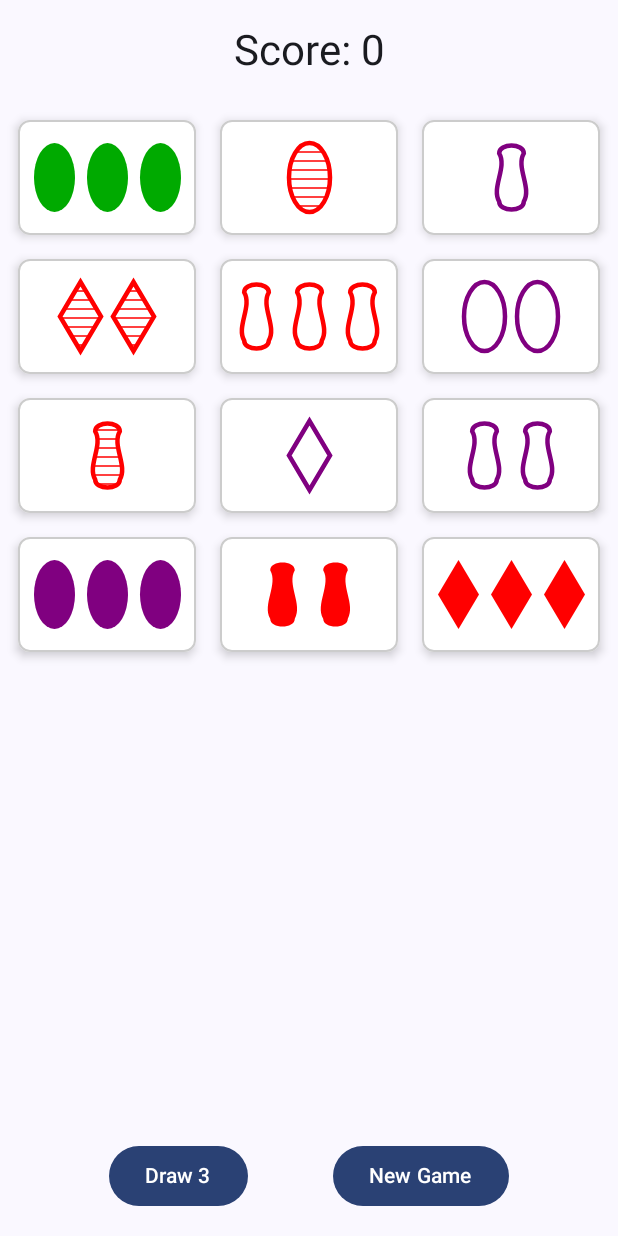
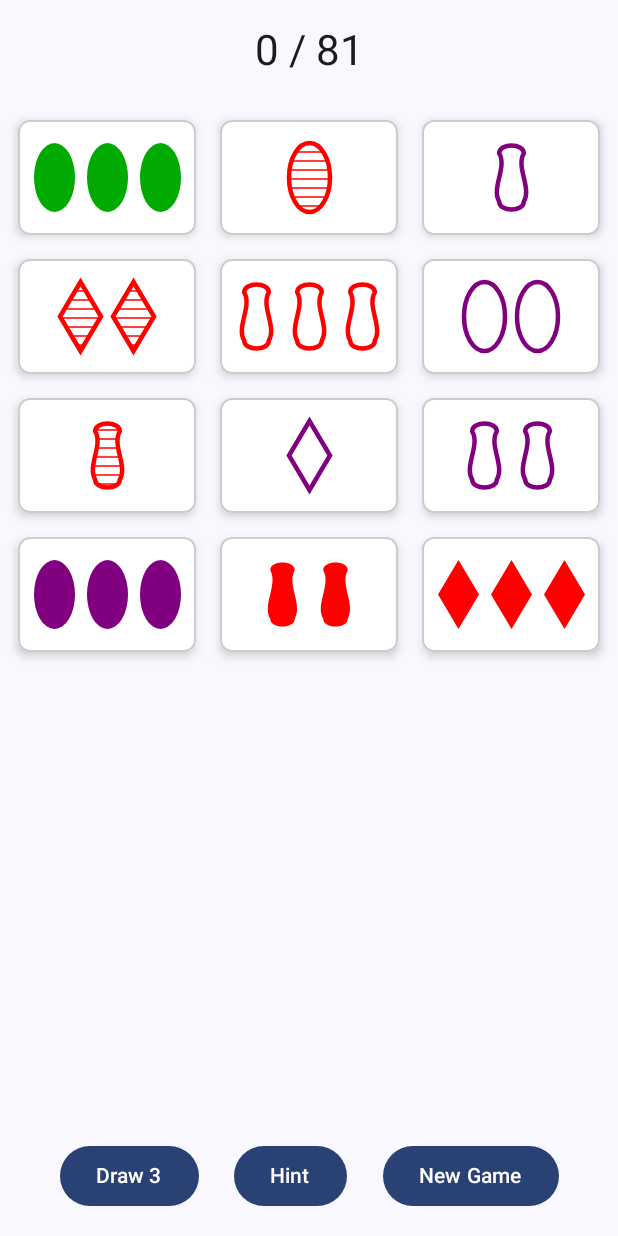
Before and after one commit to tushin/set, an Android app built with Jetpack Compose: the screen it shows after launch (MainActivity), on a phone screen of 412 x 824 dp. Run offline under Robolectric (Android 15) with nearby library versions, the light colour scheme and no system bars.

Commit message:
Add shake animation, progress display, and hint feature

```diff
--- a/app/src/main/java/com/sully/checklist/ui/CardComposables.kt
+++ b/app/src/main/java/com/sully/checklist/ui/CardComposables.kt
@@ -42,10 +42,16 @@ fun SetCardView(
         card: SetCard,
         isSelected: Boolean,
         onClick: () -> Unit,
-        modifier: Modifier = Modifier
+        modifier: Modifier = Modifier,
+        isHinted: Boolean = false
 ) {
-    val borderColor = if (isSelected) Color.Blue else Color.LightGray
-    val borderWidth = if (isSelected) 3.dp else 1.dp
+    val borderColor =
+            when {
+                isSelected -> Color.Blue
+                isHinted -> Color.Yellow // or Color(0xFFFFD700) for Gold
+                else -> Color.LightGray
+            }
+    val borderWidth = if (isSelected || isHinted) 3.dp else 1.dp
 
     Surface(
             modifier =
--- a/app/src/main/java/com/sully/checklist/ui/GameScreen.kt
+++ b/app/src/main/java/com/sully/checklist/ui/GameScreen.kt
@@ -1,5 +1,7 @@
 package com.sully.checklist.ui
 
+import androidx.compose.animation.core.Animatable
+import androidx.compose.animation.core.tween
 import androidx.compose.foundation.layout.Arrangement
 import androidx.compose.foundation.layout.Column
 import androidx.compose.foundation.layout.PaddingValues
@@ -17,18 +19,40 @@ import androidx.compose.material3.MaterialTheme
 import androidx.compose.material3.Scaffold
 import androidx.compose.material3.Text
 import androidx.compose.runtime.Composable
+import androidx.compose.runtime.LaunchedEffect
 import androidx.compose.runtime.collectAsState
 import androidx.compose.runtime.getValue
+import androidx.compose.runtime.remember
 import androidx.compose.ui.Alignment
 import androidx.compose.ui.Modifier
+import androidx.compose.ui.graphics.graphicsLayer
 import androidx.compose.ui.unit.dp
 import androidx.lifecycle.viewmodel.compose.viewModel
+import kotlinx.coroutines.flow.collectLatest
 
 @Composable
 fun GameScreen(viewModel: GameViewModel = viewModel()) {
     val board by viewModel.board.collectAsState()
     val selectedCards by viewModel.selectedCards.collectAsState()
     val score by viewModel.score.collectAsState()
+    val hintCards by viewModel.hintCards.collectAsState()
+
+    val shakeOffset = remember { Animatable(0f) }
+
+    LaunchedEffect(Unit) {
+        viewModel.effects.collectLatest { effect ->
+            when (effect) {
+                GameEffect.ShowError -> {
+                    // Simple shake animation
+                    for (i in 0..2) {
+                        shakeOffset.animateTo(10f, animationSpec = tween(50))
+                        shakeOffset.animateTo(-10f, animationSpec = tween(50))
+                    }
+                    shakeOffset.animateTo(0f, animationSpec = tween(50))
+                }
+            }
+        }
+    }
 
     Scaffold(
             modifier = Modifier.statusBarsPadding(),
@@ -37,7 +61,12 @@ fun GameScreen(viewModel: GameViewModel = viewModel()) {
                         modifier = Modifier.fillMaxWidth().padding(16.dp),
                         horizontalArrangement = Arrangement.Center,
                         verticalAlignment = Alignment.CenterVertically
-                ) { Text(text = "Score: $score", style = MaterialTheme.typography.headlineMedium) }
+                ) {
+                    Text(
+                            text = "${score * 3} / 81",
+                            style = MaterialTheme.typography.headlineMedium
+                    )
+                }
             },
             bottomBar = {
                 Row(
@@ -50,6 +79,7 @@ fun GameScreen(viewModel: GameViewModel = viewModel()) {
                             onClick = { viewModel.onDraw3Clicked() },
                             enabled = deckSize > 0 && board.size < 15
                     ) { Text("Draw 3") }
+                    Button(onClick = { viewModel.onHintClicked() }) { Text("Hint") }
                     Button(onClick = { viewModel.startNewGame() }) { Text("New Game") }
                 }
             }
@@ -60,12 +90,14 @@ fun GameScreen(viewModel: GameViewModel = viewModel()) {
                     contentPadding = PaddingValues(8.dp),
                     verticalArrangement = Arrangement.spacedBy(8.dp),
                     horizontalArrangement = Arrangement.spacedBy(8.dp),
-                    modifier = Modifier.weight(1f)
+                    modifier =
+                            Modifier.weight(1f).graphicsLayer { translationX = shakeOffset.value }
             ) {
                 items(board, key = { it.id }) { card ->
                     SetCardView(
                             card = card,
                             isSelected = selectedCards.contains(card),
+                            isHinted = hintCards.contains(card),
                             onClick = { viewModel.onCardSelected(card) },
                             modifier = Modifier.fillMaxWidth()
                     )
--- a/app/src/main/java/com/sully/checklist/ui/GameViewModel.kt
+++ b/app/src/main/java/com/sully/checklist/ui/GameViewModel.kt
@@ -1,10 +1,18 @@
 package com.sully.checklist.ui
 
 import androidx.lifecycle.ViewModel
+import androidx.lifecycle.viewModelScope
 import com.sully.checklist.logic.SetGameEngine
 import com.sully.checklist.model.SetCard
+import kotlinx.coroutines.channels.Channel
 import kotlinx.coroutines.flow.MutableStateFlow
 import kotlinx.coroutines.flow.asStateFlow
+import kotlinx.coroutines.flow.receiveAsFlow
+import kotlinx.coroutines.launch
+
+sealed interface GameEffect {
+    data object ShowError : GameEffect
+}
 
 class GameViewModel : ViewModel() {
     private val engine = SetGameEngine()
@@ -23,6 +31,12 @@ class GameViewModel : ViewModel() {
     private val _deckSize = MutableStateFlow(0)
     val deckSize = _deckSize.asStateFlow()
 
+    private val _hintCards = MutableStateFlow<List<SetCard>>(emptyList())
+    val hintCards = _hintCards.asStateFlow()
+
+    private val _effects = Channel<GameEffect>()
+    val effects = _effects.receiveAsFlow()
+
     init {
         startNewGame()
     }
@@ -33,6 +47,7 @@ class GameViewModel : ViewModel() {
         _deckSize.value = deck.size
         _score.value = 0
         _selectedCards.value = emptyList()
+        _hintCards.value = emptyList()
         dealInitialBoard()
     }
 
@@ -46,6 +61,16 @@ class GameViewModel : ViewModel() {
         _deckSize.value = deck.size
         _board.value = newBoard
         ensureSetExistsOrDealMore()
+    }
+
+    fun onHintClicked() {
+        val foundSet = engine.findSet(_board.value)
+        if (foundSet != null) {
+            _hintCards.value = foundSet
+        } else {
+            // Should not happen if ensureSetExists works, but good to handle
+            // Maybe emit error or just ignored
+        }
     }
 
     fun onDraw3Clicked() {
@@ -99,11 +124,10 @@ class GameViewModel : ViewModel() {
             _score.value += 1
             removeAndReplace(selected)
             _selectedCards.value = emptyList()
+            _hintCards.value = emptyList()
         } else {
             // Not a set.
-            // Ideally show some visual feedback (shake/error).
-            // For now, just deselect after a short delay or immediately.
-            // Let's just reset selection for now, UI can handle animation if needed.
+            viewModelScope.launch { _effects.send(GameEffect.ShowError) }
             _selectedCards.value = emptyList()
         }
     }
```
